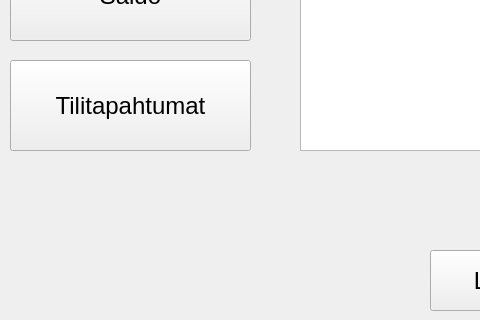
The window that PankkiProjekti/valikko.ui (tvt20kmo-ohjelmistokehitysprojekti/Group8) describes before a commit, drawn with Qt 5; both pictures show x 0 to 480 and y 280 to 600 of the 600 by 600 pixel window.
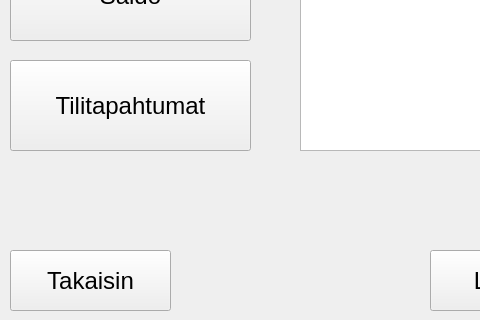
The same window after the commit.

```diff
--- a/PankkiProjekti/valikko.ui
+++ b/PankkiProjekti/valikko.ui
@@ -100,6 +100,24 @@
     </font>
    </property>
   </widget>
+  <widget class="QPushButton" name="btnPeruuta">
+   <property name="geometry">
+    <rect>
+     <x>10</x>
+     <y>530</y>
+     <width>161</width>
+     <height>61</height>
+    </rect>
+   </property>
+   <property name="font">
+    <font>
+     <pointsize>18</pointsize>
+    </font>
+   </property>
+   <property name="text">
+    <string>Takaisin</string>
+   </property>
+  </widget>
  </widget>
  <resources/>
  <connections/>
```
